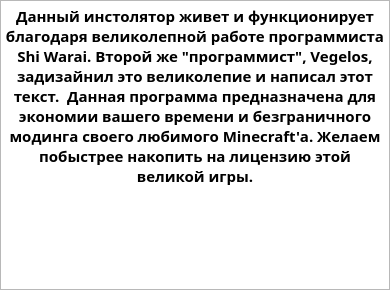
Above: Main_Program/Main_Program/design1.ui from ShiWarai/MinecraftModeInstaller before the change. Below: the same form after it.
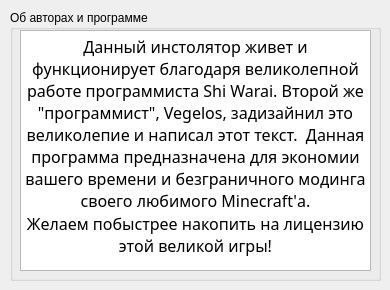
That is the form after the change. Icons and pictures are not drawn.

What changed in the file:
```diff
--- a/Main_Program/Main_Program/design1.ui
+++ b/Main_Program/Main_Program/design1.ui
@@ -36,16 +36,28 @@
    <bool>false</bool>
   </property>
   <widget class="QWidget" name="centralwidget">
+   <widget class="QGroupBox" name="groupBox">
+    <property name="geometry">
+     <rect>
+      <x>10</x>
+      <y>10</y>
+      <width>371</width>
+      <height>271</height>
+     </rect>
+    </property>
+    <property name="title">
+     <string>Об авторах и программе</string>
+    </property>
    <widget class="QTextBrowser" name="textBrowser">
     <property name="enabled">
      <bool>true</bool>
     </property>
     <property name="geometry">
      <rect>
-      <x>0</x>
-      <y>0</y>
-      <width>390</width>
-      <height>290</height>
+       <x>10</x>
+       <y>20</y>
+       <width>351</width>
+       <height>241</height>
      </rect>
     </property>
     <property name="maximumSize">
@@ -56,10 +68,10 @@
     </property>
     <property name="font">
      <font>
-      <family>Book Antiqua</family>
-      <pointsize>24</pointsize>
+       <family>Arial Black</family>
+       <pointsize>22</pointsize>
       <weight>75</weight>
-      <italic>true</italic>
+       <italic>false</italic>
       <bold>true</bold>
      </font>
     </property>
@@ -67,9 +79,11 @@
      <string>&lt;!DOCTYPE HTML PUBLIC &quot;-//W3C//DTD HTML 4.0//EN&quot; &quot;http://www.w3.org/TR/REC-html40/strict.dtd&quot;&gt;
 &lt;html&gt;&lt;head&gt;&lt;meta name=&quot;qrichtext&quot; content=&quot;1&quot; /&gt;&lt;style type=&quot;text/css&quot;&gt;
 p, li { white-space: pre-wrap; }
-&lt;/style&gt;&lt;/head&gt;&lt;body style=&quot; font-family:'Book Antiqua'; font-size:24pt; font-weight:600; font-style:italic;&quot;&gt;
-&lt;p align=&quot;center&quot; style=&quot; margin-top:0px; margin-bottom:0px; margin-left:0px; margin-right:0px; -qt-block-indent:0; text-indent:0px;&quot;&gt;&lt;span style=&quot; font-family:'MS Shell Dlg 2'; font-size:11pt; font-style:normal;&quot;&gt;Данный инстолятор живет и функционирует благодаря великолепной работе программиста Shi Warai. Второй же &amp;quot;программист&amp;quot;, Vegelos, задизайнил это великолепие и написал этот текст.  Данная программа предназначена для экономии вашего времени и безграничного модинга своего любимого Minecraft'а. Желаем побыстрее накопить на лицензию этой великой игры.&lt;/span&gt;&lt;/p&gt;&lt;/body&gt;&lt;/html&gt;</string>
-    </property>
+&lt;/style&gt;&lt;/head&gt;&lt;body style=&quot; font-family:'Arial Black'; font-size:22pt; font-weight:600; font-style:normal;&quot;&gt;
+&lt;p align=&quot;center&quot; style=&quot; margin-top:0px; margin-bottom:0px; margin-left:0px; margin-right:0px; -qt-block-indent:0; text-indent:0px;&quot;&gt;&lt;span style=&quot; font-family:'MS Shell Dlg 2'; font-size:12pt; font-weight:400;&quot;&gt;Данный инстолятор живет и функционирует благодаря великолепной работе программиста Shi Warai. Второй же &amp;quot;программист&amp;quot;, Vegelos, задизайнил это великолепие и написал этот текст.  Данная программа предназначена для экономии вашего времени и безграничного модинга своего любимого Minecraft'а.&lt;/span&gt;&lt;/p&gt;
+&lt;p align=&quot;center&quot; style=&quot; margin-top:0px; margin-bottom:0px; margin-left:0px; margin-right:0px; -qt-block-indent:0; text-indent:0px;&quot;&gt;&lt;span style=&quot; font-family:'MS Shell Dlg 2'; font-size:12pt; font-weight:400;&quot;&gt;Желаем побыстрее накопить на лицензию этой великой игры!&lt;/span&gt;&lt;/p&gt;&lt;/body&gt;&lt;/html&gt;</string>
+     </property>
+    </widget>
    </widget>
   </widget>
  </widget>
```
Left out of the diff: 2 changed lines with no effect on the pictures. Lines whose indentation alone changed are shown as unchanged.
